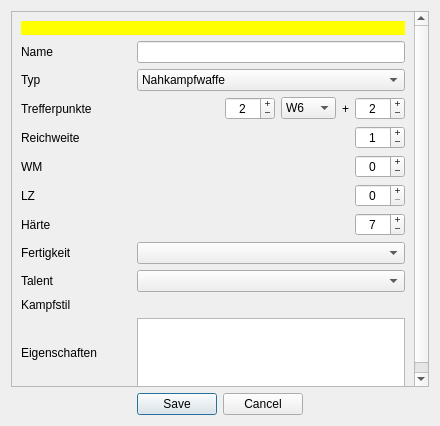
Aeolitus/Sephrasto, file designer/DatenbankEditWaffe.ui: the form before one commit.
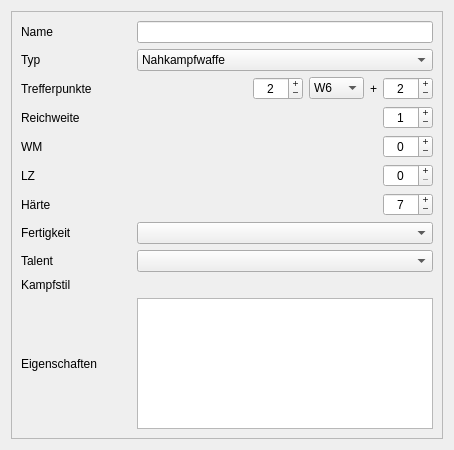
The form after the commit.

What changed in the file:
```diff
--- a/designer/DatenbankEditWaffe.ui
+++ b/designer/DatenbankEditWaffe.ui
@@ -1,36 +1,20 @@
 <?xml version="1.0" encoding="UTF-8"?>
 <ui version="4.0">
  <class>dialog</class>
- <widget class="QDialog" name="dialog">
-  <property name="windowModality">
-   <enum>Qt::ApplicationModal</enum>
-  </property>
+ <widget class="QWidget" name="dialog">
   <property name="geometry">
    <rect>
     <x>0</x>
     <y>0</y>
-    <width>440</width>
-    <height>426</height>
+    <width>454</width>
+    <height>450</height>
    </rect>
   </property>
   <property name="windowTitle">
    <string>Sephrasto - Waffe bearbeiten...</string>
   </property>
-  <layout class="QGridLayout" name="gridLayout_2">
-   <item row="1" column="0">
-    <widget class="QDialogButtonBox" name="buttonBox">
-     <property name="orientation">
-      <enum>Qt::Horizontal</enum>
-     </property>
-     <property name="standardButtons">
-      <set>QDialogButtonBox::Cancel|QDialogButtonBox::Save</set>
-     </property>
-     <property name="centerButtons">
-      <bool>true</bool>
-     </property>
-    </widget>
-   </item>
-   <item row="0" column="0">
+  <layout class="QVBoxLayout" name="verticalLayout">
+   <item>
     <widget class="QScrollArea" name="scrollArea">
      <property name="widgetResizable">
       <bool>true</bool>
@@ -40,19 +24,153 @@
        <rect>
         <x>0</x>
         <y>0</y>
-        <width>420</width>
-        <height>377</height>
+        <width>430</width>
+        <height>426</height>
        </rect>
       </property>
       <layout class="QGridLayout" name="gridLayout">
-       <item row="6" column="0">
+       <item row="2" column="0">
+        <widget class="QLabel" name="label_3">
+         <property name="text">
+          <string>Trefferpunkte</string>
+         </property>
+        </widget>
+       </item>
+       <item row="7" column="1">
+        <widget class="QComboBox" name="comboFert"/>
+       </item>
+       <item row="5" column="1">
+        <layout class="QHBoxLayout" name="layoutLZ">
+         <item>
+          <spacer name="spacerLZ">
+           <property name="orientation">
+            <enum>Qt::Horizontal</enum>
+           </property>
+           <property name="sizeHint" stdset="0">
+            <size>
+             <width>40</width>
+             <height>0</height>
+            </size>
+           </property>
+          </spacer>
+         </item>
+         <item>
+          <widget class="QSpinBox" name="spinLZ">
+           <property name="minimumSize">
+            <size>
+             <width>50</width>
+             <height>0</height>
+            </size>
+           </property>
+           <property name="alignment">
+            <set>Qt::AlignCenter</set>
+           </property>
+           <property name="buttonSymbols">
+            <enum>QAbstractSpinBox::PlusMinus</enum>
+           </property>
+          </widget>
+         </item>
+        </layout>
+       </item>
+       <item row="7" column="0">
+        <widget class="QLabel" name="label_6">
+         <property name="text">
+          <string>Fertigkeit</string>
+         </property>
+        </widget>
+       </item>
+       <item row="0" column="0">
+        <widget class="QLabel" name="label">
+         <property name="text">
+          <string>Name</string>
+         </property>
+        </widget>
+       </item>
+       <item row="10" column="1">
+        <widget class="QPlainTextEdit" name="teEigenschaften">
+         <property name="sizePolicy">
+          <sizepolicy hsizetype="Preferred" vsizetype="Expanding">
+           <horstretch>0</horstretch>
+           <verstretch>0</verstretch>
+          </sizepolicy>
+         </property>
+        </widget>
+       </item>
+       <item row="1" column="1">
+        <layout class="QHBoxLayout" name="horizontalLayout_2">
+         <item>
+          <widget class="QComboBox" name="comboTyp">
+           <item>
+            <property name="text">
+             <string>Nahkampfwaffe</string>
+            </property>
+           </item>
+           <item>
+            <property name="text">
+             <string>Fernkampfwaffe</string>
+            </property>
+           </item>
+          </widget>
+         </item>
+        </layout>
+       </item>
+       <item row="3" column="1">
+        <layout class="QHBoxLayout" name="horizontalLayout_4">
+         <item>
+          <spacer name="horizontalSpacer_2">
+           <property name="orientation">
+            <enum>Qt::Horizontal</enum>
+           </property>
+           <property name="sizeHint" stdset="0">
+            <size>
+             <width>40</width>
+             <height>20</height>
+            </size>
+           </property>
+          </spacer>
+         </item>
+         <item>
+          <widget class="QSpinBox" name="spinRW1">
+           <property name="minimumSize">
+            <size>
+             <width>50</width>
+             <height>0</height>
+            </size>
+           </property>
+           <property name="alignment">
+            <set>Qt::AlignCenter</set>
+           </property>
+           <property name="buttonSymbols">
+            <enum>QAbstractSpinBox::PlusMinus</enum>
+           </property>
+           <property name="maximum">
+            <number>999</number>
+           </property>
+           <property name="value">
+            <number>1</number>
+           </property>
+          </widget>
+         </item>
+        </layout>
+       </item>
+       <item row="4" column="0">
+        <widget class="QLabel" name="labelWM">
+         <property name="text">
+          <string>WM</string>
+         </property>
+        </widget>
+       </item>
+       <item row="5" column="0">
         <widget class="QLabel" name="labelLZ">
          <property name="text">
           <string>LZ</string>
          </property>
         </widget>
        </item>
-       <item row="11" column="0">
+       <item row="9" column="1">
+        <layout class="QGridLayout" name="layoutKampfstile"/>
+       </item>
+       <item row="10" column="0">
         <widget class="QLabel" name="label_5">
          <property name="text">
           <string>Eigenschaften</string>
@@ -60,23 +178,13 @@
         </widget>
        </item>
        <item row="9" column="0">
-        <widget class="QLabel" name="label_8">
-         <property name="text">
-          <string>Talent</string>
-         </property>
-        </widget>
-       </item>
-       <item row="10" column="0">
         <widget class="QLabel" name="label_10">
          <property name="text">
           <string>Kampfstil</string>
          </property>
         </widget>
        </item>
-       <item row="1" column="1">
-        <widget class="QLineEdit" name="leName"/>
-       </item>
-       <item row="4" column="0">
+       <item row="3" column="0">
         <widget class="QLabel" name="label_4">
          <property name="minimumSize">
           <size>
@@ -90,89 +198,30 @@
         </widget>
        </item>
        <item row="8" column="0">
-        <widget class="QLabel" name="label_6">
+        <widget class="QLabel" name="label_8">
          <property name="text">
-          <string>Fertigkeit</string>
+          <string>Talent</string>
          </property>
         </widget>
        </item>
-       <item row="5" column="0">
-        <widget class="QLabel" name="labelWM">
+       <item row="6" column="0">
+        <widget class="QLabel" name="label_9">
          <property name="text">
-          <string>WM</string>
+          <string>Härte</string>
          </property>
         </widget>
        </item>
-       <item row="8" column="1">
-        <widget class="QComboBox" name="comboFert"/>
-       </item>
-       <item row="4" column="1">
-        <layout class="QHBoxLayout" name="horizontalLayout_4">
-         <item>
-          <spacer name="horizontalSpacer_2">
-           <property name="orientation">
-            <enum>Qt::Horizontal</enum>
-           </property>
-           <property name="sizeHint" stdset="0">
-            <size>
-             <width>40</width>
-             <height>20</height>
-            </size>
-           </property>
-          </spacer>
-         </item>
-         <item>
-          <widget class="QSpinBox" name="spinRW1">
-           <property name="minimumSize">
-            <size>
-             <width>50</width>
-             <height>0</height>
-            </size>
-           </property>
-           <property name="alignment">
-            <set>Qt::AlignCenter</set>
-           </property>
-           <property name="buttonSymbols">
-            <enum>QAbstractSpinBox::PlusMinus</enum>
-           </property>
-           <property name="maximum">
-            <number>999</number>
-           </property>
-           <property name="value">
-            <number>1</number>
-           </property>
-          </widget>
-         </item>
-        </layout>
-       </item>
-       <item row="3" column="0">
-        <widget class="QLabel" name="label_3">
-         <property name="text">
-          <string>Trefferpunkte</string>
-         </property>
-        </widget>
-       </item>
-       <item row="10" column="1">
-        <layout class="QGridLayout" name="layoutKampfstile"/>
+       <item row="0" column="1">
+        <widget class="QLineEdit" name="leName"/>
        </item>
        <item row="1" column="0">
-        <widget class="QLabel" name="label">
-         <property name="text">
-          <string>Name</string>
-         </property>
-        </widget>
-       </item>
-       <item row="2" column="0">
         <widget class="QLabel" name="label_2">
          <property name="text">
           <string>Typ</string>
          </property>
         </widget>
        </item>
-       <item row="9" column="1">
-        <widget class="QComboBox" name="comboTalent"/>
-       </item>
-       <item row="5" column="1">
+       <item row="4" column="1">
         <layout class="QHBoxLayout" name="horizontalLayout_3">
          <item>
           <spacer name="horizontalSpacer_3">
@@ -211,7 +260,10 @@
          </item>
         </layout>
        </item>
-       <item row="3" column="1">
+       <item row="8" column="1">
+        <widget class="QComboBox" name="comboTalent"/>
+       </item>
+       <item row="2" column="1">
         <layout class="QHBoxLayout" name="horizontalLayout">
          <item>
           <spacer name="horizontalSpacer">
@@ -299,14 +351,7 @@
          </item>
         </layout>
        </item>
-       <item row="7" column="0">
-        <widget class="QLabel" name="label_9">
-         <property name="text">
-          <string>Härte</string>
-         </property>
-        </widget>
-       </item>
-       <item row="7" column="1">
+       <item row="6" column="1">
         <layout class="QHBoxLayout" name="horizontalLayout_6">
          <item>
           <spacer name="horizontalSpacer_4">
@@ -348,83 +393,6 @@
          </item>
         </layout>
        </item>
-       <item row="11" column="1">
-        <widget class="QPlainTextEdit" name="teEigenschaften">
-         <property name="sizePolicy">
-          <sizepolicy hsizetype="Preferred" vsizetype="Expanding">
-           <horstretch>0</horstretch>
-           <verstretch>0</verstretch>
-          </sizepolicy>
-         </property>
-        </widget>
-       </item>
-       <item row="2" column="1">
-        <layout class="QHBoxLayout" name="horizontalLayout_2">
-         <item>
-          <widget class="QComboBox" name="comboTyp">
-           <item>
-            <property name="text">
-             <string>Nahkampfwaffe</string>
-            </property>
-           </item>
-           <item>
-            <property name="text">
-             <string>Fernkampfwaffe</string>
-            </property>
-           </item>
-          </widget>
-         </item>
-        </layout>
-       </item>
-       <item row="6" column="1">
-        <layout class="QHBoxLayout" name="layoutLZ">
-         <item>
-          <spacer name="spacerLZ">
-           <property name="orientation">
-            <enum>Qt::Horizontal</enum>
-           </property>
-           <property name="sizeHint" stdset="0">
-            <size>
-             <width>40</width>
-             <height>0</height>
-            </size>
-           </property>
-          </spacer>
-         </item>
-         <item>
-          <widget class="QSpinBox" name="spinLZ">
-           <property name="minimumSize">
-            <size>
-             <width>50</width>
-             <height>0</height>
-            </size>
-           </property>
-           <property name="alignment">
-            <set>Qt::AlignCenter</set>
-           </property>
-           <property name="buttonSymbols">
-            <enum>QAbstractSpinBox::PlusMinus</enum>
-           </property>
-          </widget>
-         </item>
-        </layout>
-       </item>
-       <item row="0" column="0" colspan="2">
-        <widget class="QLabel" name="warning">
-         <property name="visible">
-          <bool>true</bool>
-         </property>
-         <property name="styleSheet">
-          <string notr="true">background-color: rgb(255, 255, 0); color: black;</string>
-         </property>
-         <property name="text">
-          <string/>
-         </property>
-         <property name="wordWrap">
-          <bool>true</bool>
-         </property>
-        </widget>
-       </item>
       </layout>
      </widget>
     </widget>
```
Left out of the diff: 35 changed lines with no effect on the pictures.
